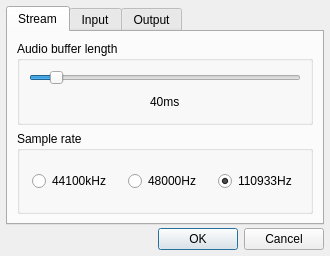
First picture: the form in Test-MAME-YM2608/setupdialog.ui, repository rerrahkr/YM2608-Tone-Editor, before the edit.
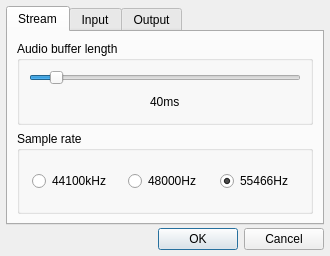
Second picture: the form after the edit.

Commit message:
Fix internal sample rate
backport from BambooTracker

```diff
--- a/Test-MAME-YM2608/setupdialog.ui
+++ b/Test-MAME-YM2608/setupdialog.ui
@@ -106,7 +106,7 @@
           <item alignment="Qt::AlignHCenter">
            <widget class="QRadioButton" name="radioButton110933">
             <property name="text">
-             <string>110933Hz</string>
+             <string>55466Hz</string>
             </property>
             <property name="checked">
              <bool>true</bool>
```
Left out of the diff: 2 changed lines with no effect on the pictures. The commit also changes 2 other files.
